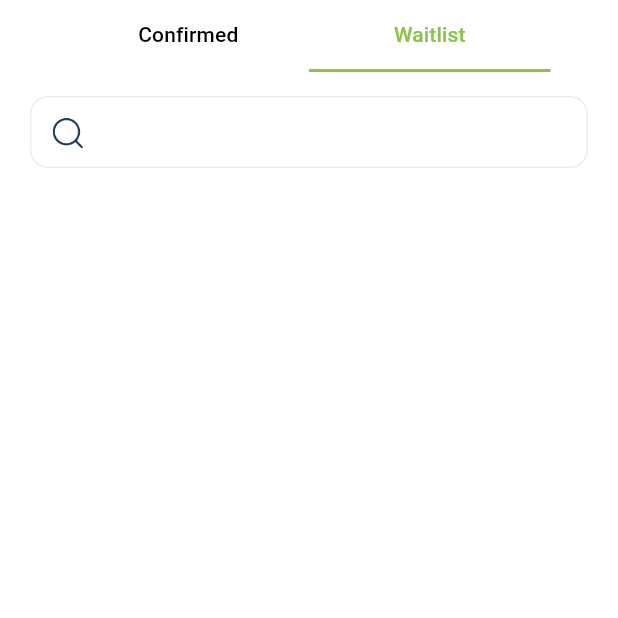
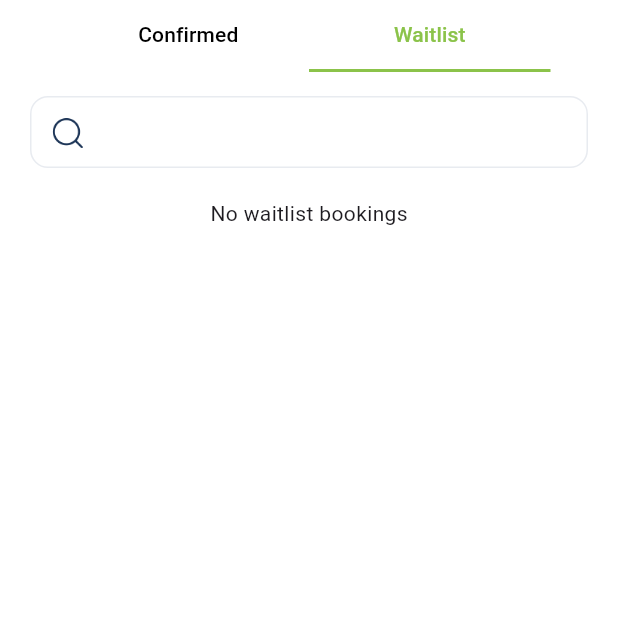
Before and after one commit to Alnur17/pickleball, a Flutter app: the BookingView screen opened by its route, tab 2 chosen, on a phone screen of 412 x 824 dp, the top half of it. Run offline on Flutter 3.47's test engine with Material 3 defaults, Android fonts, the phone set to English and light mode, and no system bars; our stand-ins replace flutter_html, get, get_storage, google_fonts, google_nav_bar, image_picker and 4 more; accounts and stored records are empty; network calls fail.

Commit message:
some error has been fix

```diff
--- a/lib/app/modules/booking/views/booking_view.dart
+++ b/lib/app/modules/booking/views/booking_view.dart
@@ -59,7 +59,10 @@ class _BookingViewState extends State<BookingView> {
             ),
             sh16,
             Expanded(
-              child: TabBarView(
+              child: Obx(
+                () => bookingController.isLoading.value
+                    ? const Center(child: CircularProgressIndicator())
+                    : TabBarView(
                         children: [
                           Padding(
                             padding: const EdgeInsets.symmetric(horizontal: 20),
@@ -70,17 +73,18 @@ class _BookingViewState extends State<BookingView> {
                                 ),
                                 sh20,
                                 Expanded(
-                          child: bookingController.confirmBooking.isEmpty
+                                  child: bookingController
+                                          .confirmBooking.isEmpty
                                       ? const Center(
                                           child: Text("No confirmed bookings"))
                                       : ListView.builder(
                                           shrinkWrap: true,
                                           primary: false,
-                                  itemCount:
-                                      bookingController.confirmBooking.length,
+                                          itemCount: bookingController
+                                              .confirmBooking.length,
                                           itemBuilder: (context, index) {
-                                    var confirmData =
-                                        bookingController.confirmBooking[index];
+                                            var confirmData = bookingController
+                                                .confirmBooking[index];
                                             return Padding(
                                               padding: EdgeInsets.only(
                                                   bottom: index ==
@@ -91,24 +95,32 @@ class _BookingViewState extends State<BookingView> {
                                                       ? 116
                                                       : 8),
                                               child: BookingCardConfirmWidget(
-                                        coachName: confirmData
-                                                .session?.coach?.user?.name ??
+                                                coachName: confirmData.session
+                                                        ?.coach?.user?.name ??
                                                     "Unknown",
                                                 sessionTitle:
                                                     confirmData.session?.name ??
                                                         "Unknown",
-                                        date: DateTimeFormationClass.formatDate(
-                                            confirmData.session?.startDate),
-                                        startTime:
-                                            confirmData.slot?.startTime ?? '',
+                                                date: DateTimeFormationClass
+                                                    .formatDate(confirmData
+                                                        .session?.startDate),
+                                                startTime: confirmData
+                                                        .slot?.startTime ??
+                                                    '',
                                                 endTime:
-                                            confirmData.slot?.endTime ?? '',
-                                        imageUrl: confirmData.session?.coach
-                                                ?.user?.photoUrl ??
+                                                    confirmData.slot?.endTime ??
+                                                        '',
+                                                imageUrl: confirmData
+                                                        .session
+                                                        ?.coach
+                                                        ?.user
+                                                        ?.photoUrl ??
                                                     AppImages.profileImageTwo,
-                                        onCancel: () {
+                                                onCancel: ()  {
                                                   _showCancelPopup(confirmData);
-                                          //bookingController.cancelBooking(confirmData.id!);
+                                                   // bookingController
+                                                   //    .cancelBooking(
+                                                   //        confirmData.id!);
                                                 },
                                               ),
                                             );
@@ -127,38 +139,55 @@ class _BookingViewState extends State<BookingView> {
                                 ),
                                 sh20,
                                 Obx(
-                          () => Expanded(
+                                  () => bookingController.waitListList.isEmpty
+                                      ? const Center(
+                                          child: Text("No waitlist bookings"))
+                                      : Expanded(
                                           child: ListView.builder(
                                             shrinkWrap: true,
                                             primary: false,
                                             // padding: EdgeInsets.only(bottom: 116),
-                              itemCount: bookingController.waitListList.length,
+                                            itemCount: bookingController
+                                                .waitListList.length,
                                             itemBuilder: (context, index) {
                                               var waitlistBooking =
-                                    bookingController.waitListList[index];
+                                                  bookingController
+                                                      .waitListList[index];
                                               return Padding(
                                                 padding: EdgeInsets.only(
                                                     bottom: index ==
                                                             bookingController
-                                                      .waitListList.length -
+                                                                    .waitListList
+                                                                    .length -
                                                                 1
                                                         ? 116
                                                         : 12),
-                                  child: BookingCardWaitlistWidget(
+                                                child:
+                                                    BookingCardWaitlistWidget(
                                                   coachName: waitlistBooking
-                                            .session?.coach?.user?.name ??
+                                                          .session
+                                                          ?.coach
+                                                          ?.user
+                                                          ?.name ??
                                                       "Unknown",
-                                    sessionTitle:
-                                        waitlistBooking.session?.name ??
+                                                  sessionTitle: waitlistBooking
+                                                          .session?.name ??
                                                       "Unknown",
-                                    date: DateTimeFormationClass.formatDate(
-                                        waitlistBooking.createdAt),
+                                                  date: DateTimeFormationClass
+                                                      .formatDate(
+                                                          waitlistBooking
+                                                              .createdAt),
                                                   imageUrl: waitlistBooking
-                                            .session?.coach?.user?.photoUrl ??
+                                                          .session
+                                                          ?.coach
+                                                          ?.user
+                                                          ?.photoUrl ??
                                                       AppImages.profileImageTwo,
                                                   onCancel: () {
                                                     bookingController
-                                          .removeWaitlist(waitlistBooking.id!);
+                                                        .removeWaitlist(
+                                                            waitlistBooking
+                                                                .id!);
                                                     debugPrint(
                                                         '::::::::::::: ${waitlistBooking.id} :::::::::::');
                                                   },
@@ -172,6 +201,7 @@ class _BookingViewState extends State<BookingView> {
                             ),
                           ),
                         ],
+                      ),
               ),
             ),
           ],
@@ -194,7 +224,6 @@ class _BookingViewState extends State<BookingView> {
             children: [
               OutlinedButton(
                 onPressed: () {
-                  //bookingController.cancelBooking();
                   Get.back();
                   _showRefundPopup(confirmData);
                 },
--- a/lib/app/modules/my_search/controllers/my_search_controller.dart
+++ b/lib/app/modules/my_search/controllers/my_search_controller.dart
@@ -22,7 +22,7 @@ class MySearchController extends GetxController {
   var singleBookingList = Rxn<Data>();
   var isLoading = true.obs;
   var selectedTimeSlotIndex = (-1).obs;
-  var bookingController = Get.find<BookingController>();
+  var bookingController = Get.put(BookingController());
 
 
   Future<void> fetchSessionsDetails(String id) async {
--- a/lib/app/modules/payment/controllers/payment_controller.dart
+++ b/lib/app/modules/payment/controllers/payment_controller.dart
@@ -76,7 +76,7 @@ class PaymentController extends GetxController {
         LocalStorage.saveData(key: AppConstant.paymentId, data: paymentId);
         String id = LocalStorage.getData(key: AppConstant.paymentId);
         debugPrint('::::::::::::::::: $id :::::::::::::::::');
-        Get.to(() => PaymentConfirmationView());
+        Get.offAll(() => PaymentConfirmationView());
       } else {
         debugPrint("Error on Payment Result: $responseBody['message'] ");
       }
@@ -115,7 +115,6 @@ class PaymentController extends GetxController {
             PaymentDetailsModel.fromJson(responseBody);
         paymentDetailsData.value = paymentDetailsModel.data;
         debugPrint(':::::::::::::: $message ::::::::::::::::::');
-        debugPrint(':::::::::::::: $responseBody ::::::::::::::::::');
       }
       isLoading.value = false;
     } catch (e) {
```
Also changed, not shown: lib/app/modules/booking/controllers/booking_controller.dart (+9 -22 lines), lib/app/modules/payment/views/payment_confirmation_view.dart (+17 -16 lines), lib/app/modules/payment/views/payment_details_view.dart (+22 -18 lines). Lines whose indentation alone changed are shown as unchanged.
